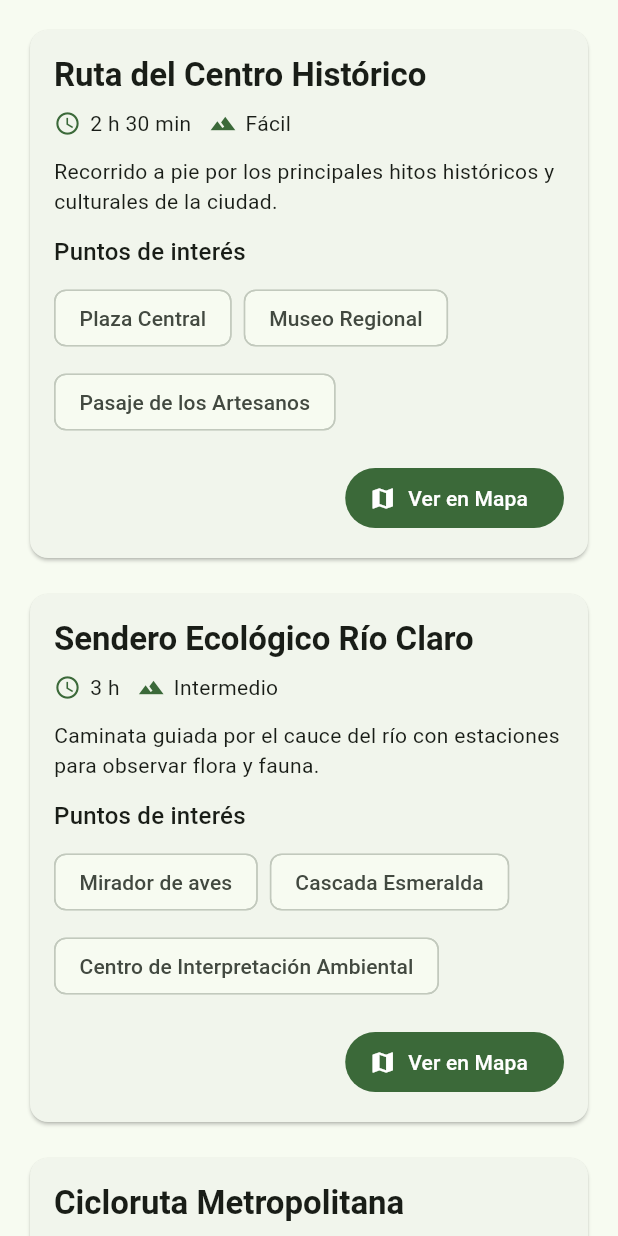
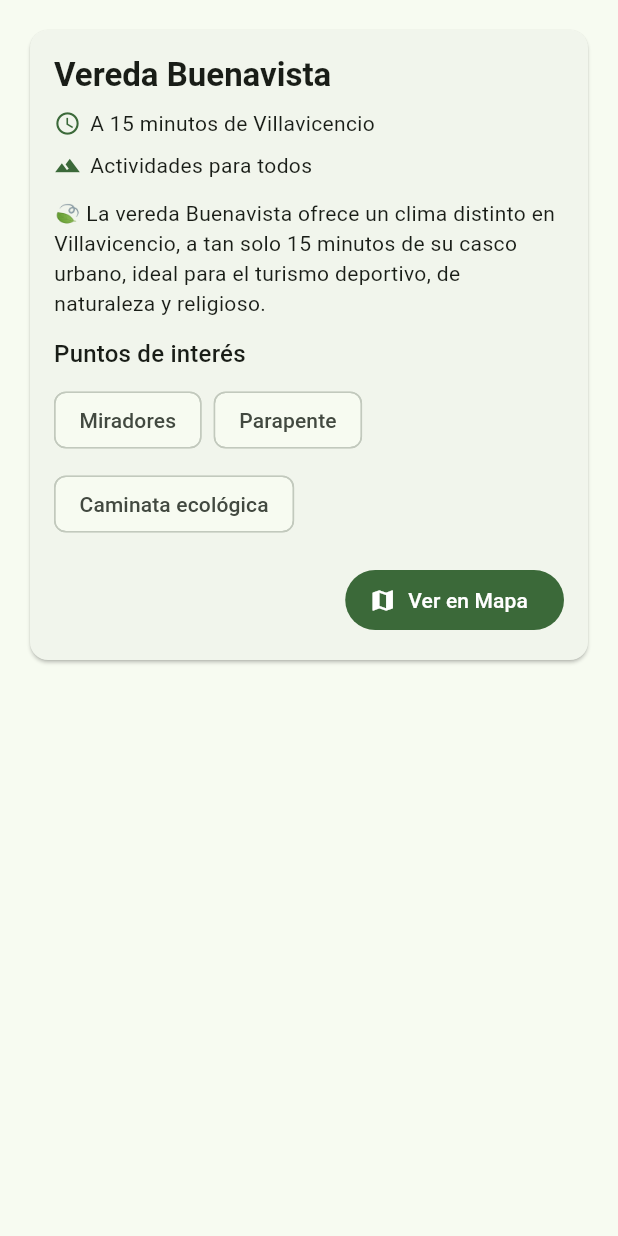
Before and after one commit to andresv1112/app_turismo_clone, a Flutter app: the RutasSegurasPage widget shown alone on an empty page, opened directly, on a phone screen of 412 x 824 dp. Run offline on Flutter 3.47's test engine with Material 3 defaults, Android fonts, the phone set to English and light mode, and no system bars; our stand-ins replace geolocator, google_maps_flutter, hive_flutter, permission_handler, shared_preferences; accounts and stored records are empty.

Commit message:
Actualiza ruta segura a Vereda Buenavista

```diff
--- a/lib/main.dart
+++ b/lib/main.dart
@@ -468,42 +468,23 @@ class RutasSegurasPage extends StatefulWidget {
 class _RutasSegurasPageState extends State<RutasSegurasPage> {
   static const List<SafeRoute> _defaultRoutes = <SafeRoute>[
     SafeRoute(
-      name: 'Ruta del Centro Histórico',
-      duration: '2 h 30 min',
-      difficulty: 'Fácil',
+      name: 'Vereda Buenavista',
+      duration: 'A 15 minutos de Villavicencio',
+      difficulty: 'Actividades para todos',
       description:
-          'Recorrido a pie por los principales hitos históricos y culturales de la ciudad.',
+          '🍃 La vereda Buenavista ofrece un clima distinto en Villavicencio, a tan solo '
+          '15 minutos de su casco urbano, ideal para el turismo deportivo, de naturaleza '
+          'y religioso.',
       pointsOfInterest: <String>[
-        'Plaza Central',
-        'Museo Regional',
-        'Pasaje de los Artesanos',
-      ],
-    ),
-    SafeRoute(
-      name: 'Sendero Ecológico Río Claro',
-      duration: '3 h',
-      difficulty: 'Intermedio',
-      description:
-          'Caminata guiada por el cauce del río con estaciones para observar flora y fauna.',
-      pointsOfInterest: <String>[
-        'Mirador de aves',
-        'Cascada Esmeralda',
-        'Centro de Interpretación Ambiental',
-      ],
-    ),
-    SafeRoute(
-      name: 'Cicloruta Metropolitana',
-      duration: '1 h 45 min',
-      difficulty: 'Fácil',
-      description:
-          'Ruta en bicicleta por las principales avenidas con puntos de hidratación y asistencia mecánica.',
-      pointsOfInterest: <String>[
-        'Parque Lineal del Norte',
-        'Plazoleta de la Cultura',
-        'Bulevar Gastronómico',
+        'Miradores',
+        'Parapente',
+        'Caminata ecológica',
       ],
     ),
   ];
+
+  static const LatLng _veredaBuenavistaLocation =
+      LatLng(4.157296670026874, -73.68158509824853);
 
   final SafeRouteLocalDataSource _localDataSource = SafeRouteLocalDataSource();
   List<SafeRoute> _routes = const <SafeRoute>[];
@@ -516,34 +497,28 @@ class _RutasSegurasPageState extends State<RutasSegurasPage> {
   }
 
   Future<void> _initializeRoutes() async {
-    final List<SafeRoute> cachedRoutes = await _localDataSource.loadRoutes();
+    await _localDataSource.saveRoutes(_defaultRoutes);
 
     if (!mounted) {
       return;
     }
 
-    if (cachedRoutes.isEmpty) {
-      await _localDataSource.saveRoutes(_defaultRoutes);
-      if (!mounted) {
-        return;
-      }
-      setState(() {
-        _routes = _defaultRoutes;
-        _isLoading = false;
-      });
-    } else {
-      setState(() {
-        _routes = cachedRoutes;
-        _isLoading = false;
-      });
-    }
+    setState(() {
+      _routes = _defaultRoutes;
+      _isLoading = false;
+    });
   }
 
-  void _showMapPlaceholder(SafeRoute route) {
-    ScaffoldMessenger.of(context).showSnackBar(
-      SnackBar(
-        content: Text(
-          'La visualización en mapa para "${route.name}" estará disponible próximamente.',
+  Future<void> _openRouteOnMap(SafeRoute route) async {
+    if (!mounted) {
+      return;
+    }
+
+    await Navigator.of(context).push(
+      MaterialPageRoute<void>(
+        builder: (BuildContext context) => SafeRouteMapView(
+          routeName: route.name,
+          target: _veredaBuenavistaLocation,
         ),
       ),
     );
@@ -614,7 +589,7 @@ class _RutasSegurasPageState extends State<RutasSegurasPage> {
                 Align(
                   alignment: Alignment.centerRight,
                   child: FilledButton.icon(
-                    onPressed: () => _showMapPlaceholder(route),
+                    onPressed: () => _openRouteOnMap(route),
                     icon: const Icon(Icons.map),
                     label: const Text('Ver en Mapa'),
                   ),
@@ -646,6 +621,38 @@ class _RouteInfo extends StatelessWidget {
         const SizedBox(width: 6),
         Text(label),
       ],
+    );
+  }
+}
+
+class SafeRouteMapView extends StatelessWidget {
+  const SafeRouteMapView({
+    super.key,
+    required this.routeName,
+    required this.target,
+  });
+
+  final String routeName;
+  final LatLng target;
+
+  @override
+  Widget build(BuildContext context) {
+    return Scaffold(
+      appBar: AppBar(
+        title: Text(routeName),
+      ),
+      body: GoogleMap(
+        initialCameraPosition: CameraPosition(target: target, zoom: 16),
+        markers: <Marker>{
+          Marker(
+            markerId: MarkerId(routeName),
+            position: target,
+            infoWindow: InfoWindow(title: routeName),
+          ),
+        },
+        myLocationButtonEnabled: false,
+        zoomControlsEnabled: false,
+      ),
     );
   }
 }
```
